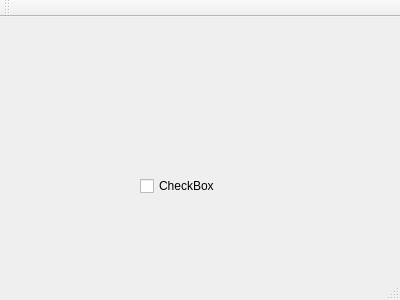
Old version of the form mainwindow.ui in the repository s94285/SPICE.
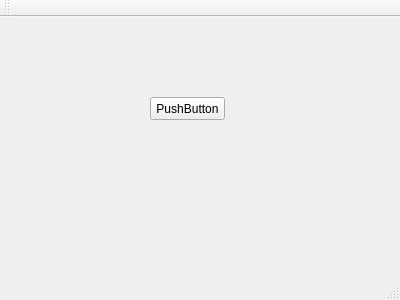
New version of the form.

Commit message: - check box +button

The edit to the form file:
```diff
--- a/mainwindow.ui
+++ b/mainwindow.ui
@@ -14,17 +14,17 @@
    <string>MainWindow</string>
   </property>
   <widget class="QWidget" name="centralWidget">
-   <widget class="QCheckBox" name="checkBox">
+   <widget class="QPushButton" name="pushButton">
     <property name="geometry">
      <rect>
-      <x>140</x>
-      <y>160</y>
+      <x>150</x>
+      <y>80</y>
       <width>75</width>
-      <height>18</height>
+      <height>23</height>
      </rect>
     </property>
     <property name="text">
-     <string>CheckBox</string>
+     <string>PushButton</string>
     </property>
    </widget>
   </widget>
```
Left out of the diff: 2 changed lines with no effect on the pictures.
